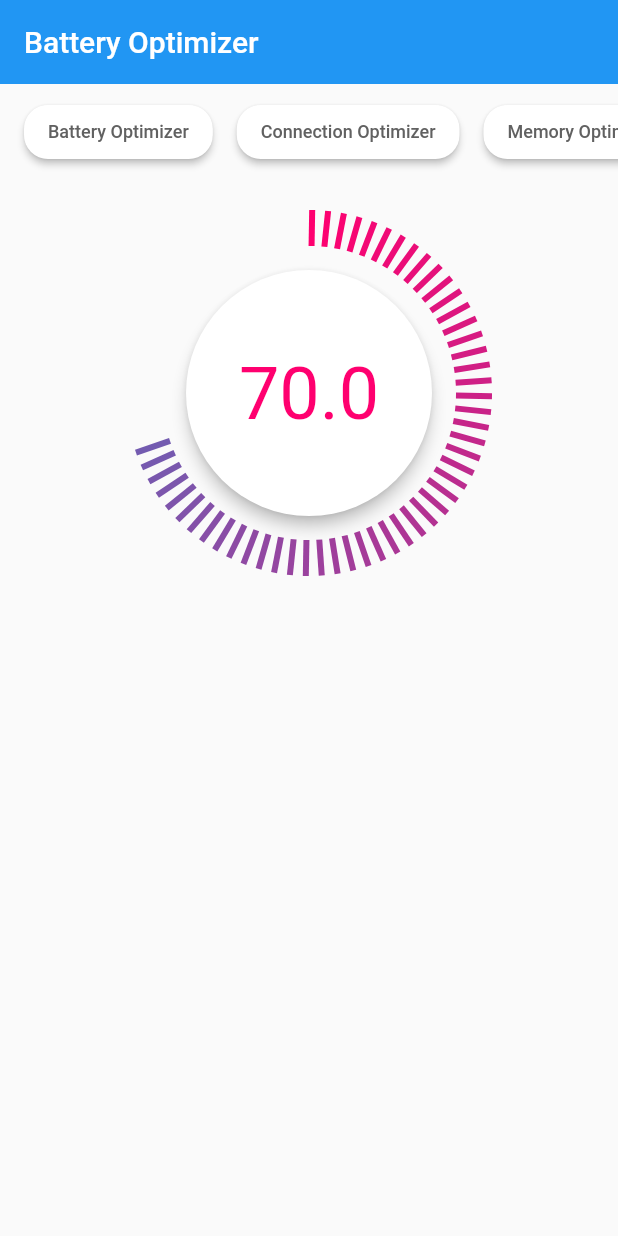
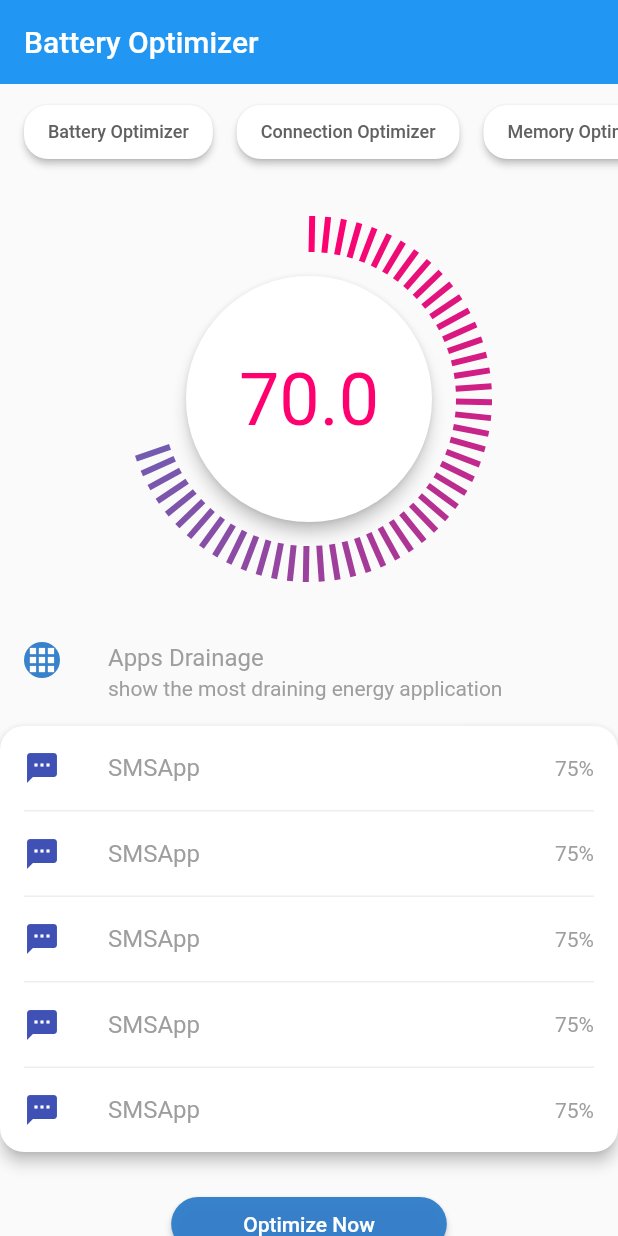
Before and after one commit to sin0713/FlutterSample, a Flutter app: the screen it shows after launch, on a phone screen of 412 x 824 dp. Run offline on Flutter 3.47's test engine with Material 2 defaults, Android fonts, the phone set to English and light mode, and no system bars; our stand-ins replace cloud_firestore, firebase_core; accounts and stored records are empty.

Commit message:
[Add]Battery Optimizer UI

```diff
--- a/flutter_app/lib/main.dart
+++ b/flutter_app/lib/main.dart
@@ -32,12 +32,12 @@ class MyApp extends StatelessWidget {
       title: 'Flutter Demo',
       theme: ThemeData.light().copyWith(
         primaryColor: Colors.white,
-        primaryTextTheme: TextTheme(
+        primaryTextTheme: const TextTheme(
           headline6: TextStyle(color: kColorTitle),
         ),
         backgroundColor: Colors.white,
       ),
-      home: FirstScreen(),
+      home: const FirstScreen(),
     );
   }
 }
@@ -65,12 +65,11 @@ class _FirstScreenState extends State<FirstScreen> with SingleTickerProviderStat
        ),
        body: SingleChildScrollView(
          child: Column(
-           mainAxisSize: MainAxisSize.max,
-           mainAxisAlignment: MainAxisAlignment.start,
-           children: const [
-             OptimizerButtons(),
-             Padding(padding: EdgeInsets.all(30.0)),
-             BatteryLevelIndicator()
+           children: [
+             const OptimizerButtons(),
+             const BatteryLevelIndicator(),
+             AppsDrainage(),
+             OptimizeNow(),
            ],
          ),
        )
@@ -184,6 +183,8 @@ class BatteryLevelIndicator extends StatelessWidget {
         percentage: percentage,
         textCircleRadius: size * 0.5
       ),
+      child: Container(
+        padding: const EdgeInsets.all(64),
         child: Material(
           color: Colors.white,
           elevation: kElevation,
@@ -199,6 +200,111 @@ class BatteryLevelIndicator extends StatelessWidget {
             ),
           ),
         ),
+      )
     );
   }
 }
+
+class _HorizontalBorder extends StatelessWidget {
+  @override
+  Widget build(BuildContext context) {
+    return Container(
+      height: 1,
+      margin: const EdgeInsets.symmetric(horizontal: 16),
+      color: Colors.grey[200],
+    );
+  }
+}
+
+class _AppColumn extends StatelessWidget {
+  final String name;
+  final Icon icon;
+  final String percentage;
+
+  const _AppColumn({
+    Key? key,
+    required this.name,
+    required this.icon,
+    required this.percentage,
+  }) : super(key: key);
+
+  @override
+  Widget build(BuildContext context) {
+    return ListTile(
+      leading: icon,
+      title: Text(
+        name,
+        style: const TextStyle(color: kColorText),
+      ),
+      trailing: Text(
+        percentage,
+        style: const TextStyle(color: kColorText),
+      ),
+    );
+  }
+}
+
+class AppsDrainage extends StatelessWidget {
+  @override
+  Widget build(BuildContext context) {
+    return Column(
+      children: [
+        ListTile(
+          leading: ClipOval(
+            child: Container(
+              color: kColorPurple,
+              child: const Icon(Icons.apps, color: Colors.white,),
+            ),
+          ),
+          title: const Text(
+            'Apps Drainage',
+            style: TextStyle(color: kColorText),
+          ),
+          subtitle: const Text(
+            'show the most draining energy application',
+            style: TextStyle(color: kColorText),
+          ),
+        ),
+        Material(
+          color: Colors.white,
+          elevation: kElevation,
+          borderRadius: BorderRadius.circular(16),
+          child: Column(
+            children:  [
+              const _AppColumn(icon: Icon(Icons.sms, color: Colors.indigo), name: 'SMSApp', percentage: '75%'),
+              _HorizontalBorder(),
+              const _AppColumn(icon: Icon(Icons.sms, color: Colors.indigo), name: 'SMSApp', percentage: '75%'),
+              _HorizontalBorder(),
+              const _AppColumn(icon: Icon(Icons.sms, color: Colors.indigo), name: 'SMSApp', percentage: '75%'),
+              _HorizontalBorder(),
+              const _AppColumn(icon: Icon(Icons.sms, color: Colors.indigo), name: 'SMSApp', percentage: '75%'),
+              _HorizontalBorder(),
+              const _AppColumn(icon: Icon(Icons.sms, color: Colors.indigo), name: 'SMSApp', percentage: '75%'),
+            ],
+          ),
+
+        )
+      ],
+    );
+  }
+}
+
+class OptimizeNow extends StatelessWidget {
+  @override
+  Widget build(BuildContext context) {
+    return Padding(
+      padding: const EdgeInsets.symmetric(vertical: 24),
+      child: ElevatedButton(
+        style: ElevatedButton.styleFrom(
+          primary: kColorPurple,
+          padding: const EdgeInsets.symmetric(horizontal: 48),
+          shape: RoundedRectangleBorder(
+            borderRadius: BorderRadius.circular(24)
+          ),
+        ),
+        onPressed: (){},
+        child: const Text('Optimize Now', style: TextStyle(color: Colors.white),),
+      ),
+    );
+  }
+}
```
Lines whose indentation alone changed are shown as unchanged.
